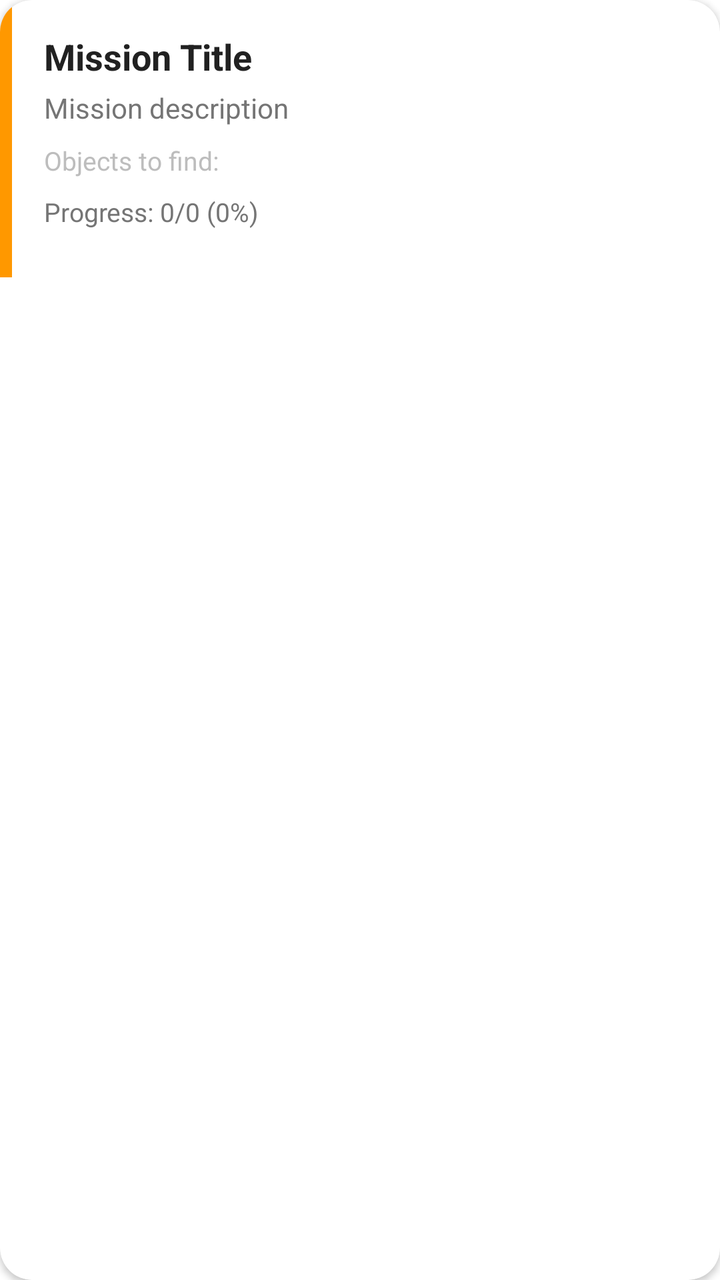
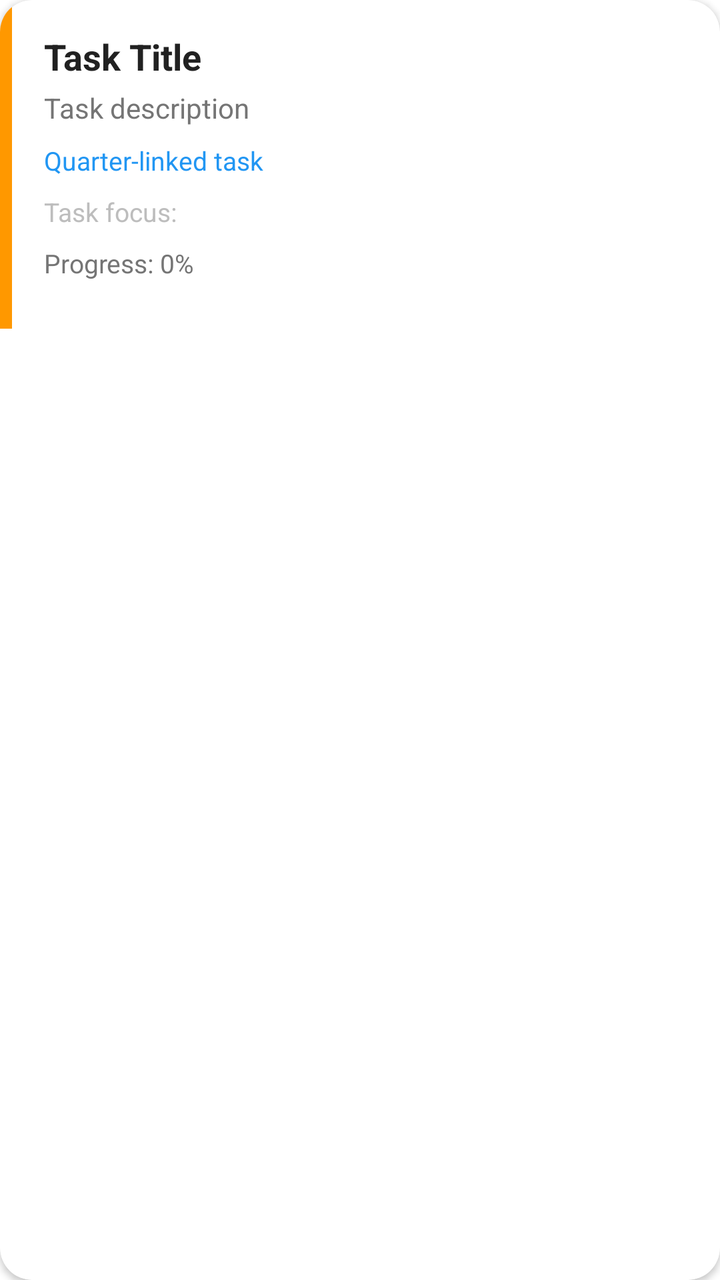

The first picture is an Android layout as it rendered before a commit; the second is the same layout after the commit. The layout source and the unified diff follow.
<!-- AndroidManifest.xml: application theme Theme.ScanLearnAR -->
<!-- res/layout/item_mission.xml -->
<?xml version="1.0" encoding="utf-8"?>
<androidx.cardview.widget.CardView xmlns:android="http://schemas.android.com/apk/res/android"
    xmlns:app="http://schemas.android.com/apk/res-auto"
    android:layout_width="match_parent"
    android:layout_height="wrap_content"
    android:layout_marginBottom="12dp"
    app:cardCornerRadius="16dp"
    app:cardElevation="2dp"
    android:foreground="?attr/selectableItemBackground">

    <LinearLayout
        android:layout_width="match_parent"
        android:layout_height="wrap_content"
        android:orientation="horizontal">

        <View
            android:layout_width="6dp"
            android:layout_height="match_parent"
            android:minHeight="80dp"
            android:background="@color/mission" />

        <LinearLayout
            android:layout_width="match_parent"
            android:layout_height="wrap_content"
            android:orientation="vertical"
            android:padding="16dp">

            <TextView
                android:id="@+id/tvTitle"
                android:layout_width="wrap_content"
                android:layout_height="wrap_content"
                android:text="Mission Title"
                android:textSize="18sp"
                android:textStyle="bold"
                android:textColor="@color/text_primary"
                android:layout_marginBottom="4dp" />

            <TextView
                android:id="@+id/tvDescription"
                android:layout_width="wrap_content"
                android:layout_height="wrap_content"
                android:text="Mission description"
                android:textSize="14sp"
                android:textColor="@color/text_secondary"
                android:layout_marginBottom="8dp" />

            <TextView
                android:id="@+id/tvObjects"
                android:layout_width="wrap_content"
                android:layout_height="wrap_content"
                android:text="Objects to find:"
                android:textSize="13sp"
                android:textColor="@color/text_light"
                android:layout_marginBottom="8dp" />

            <TextView
                android:id="@+id/tvProgress"
                android:layout_width="wrap_content"
                android:layout_height="wrap_content"
                android:text="Progress: 0/0 (0%)"
                android:textSize="13sp"
                android:textColor="@color/text_secondary"
                android:layout_marginBottom="8dp" />

            <TextView
                android:id="@+id/tvCompleted"
                android:layout_width="wrap_content"
                android:layout_height="wrap_content"
                android:text="✓  Completed!"
                android:textSize="13sp"
                android:textStyle="bold"
                android:textColor="@android:color/white"
                android:background="@drawable/bg_badge_success"
                android:paddingHorizontal="12dp"
                android:paddingVertical="4dp"
                android:visibility="gone" />
        </LinearLayout>
    </LinearLayout>
</androidx.cardview.widget.CardView>
<!-- resources referenced by this layout -->
<resources>
  <color name="mission">#FF9800</color>
  <color name="text_light">#BDBDBD</color>
  <color name="text_primary">#212121</color>
  <color name="text_secondary">#757575</color>
  <!-- drawable bg_badge_success (drawable) -->
  <?xml version="1.0" encoding="utf-8"?>
  <shape xmlns:android="http://schemas.android.com/apk/res/android" android:shape="rectangle">
      <solid android:color="#4CAF50" />
      <corners android:radius="20dp" />
  </shape>
  <style name="Theme.ScanLearnAR" parent="Theme.MaterialComponents.DayNight.DarkActionBar">
          <item name="colorPrimary">@color/primary</item>
          <item name="colorPrimaryVariant">@color/primary_dark</item>
          <item name="colorOnPrimary">@android:color/white</item>
          <item name="android:statusBarColor">@color/primary_dark</item>
          <item name="android:windowFullscreen">false</item>
          <item name="android:windowDrawsSystemBarBackgrounds">true</item>
          <item name="android:windowLayoutInDisplayCutoutMode">never</item>
          <item name="android:windowLightStatusBar">true</item>
      </style>
  <color name="primary">#2196F3</color>
  <color name="primary_dark">#1976D2</color>
</resources>

<!-- the commit's change to res/layout/item_mission.xml (unified diff, before → after) -->
@@ -4,9 +4,9 @@
     android:layout_width="match_parent"
     android:layout_height="wrap_content"
     android:layout_marginBottom="12dp"
+    android:foreground="?attr/selectableItemBackground"
     app:cardCornerRadius="16dp"
-    app:cardElevation="2dp"
-    android:foreground="?attr/selectableItemBackground">
+    app:cardElevation="2dp">
 
     <LinearLayout
         android:layout_width="match_parent"
@@ -29,50 +29,59 @@
                 android:id="@+id/tvTitle"
                 android:layout_width="wrap_content"
                 android:layout_height="wrap_content"
-                android:text="Mission Title"
+                android:layout_marginBottom="4dp"
+                android:text="Task Title"
+                android:textColor="@color/text_primary"
                 android:textSize="18sp"
-                android:textStyle="bold"
-                android:textColor="@color/text_primary"
-                android:layout_marginBottom="4dp" />
+                android:textStyle="bold" />
 
             <TextView
                 android:id="@+id/tvDescription"
                 android:layout_width="wrap_content"
                 android:layout_height="wrap_content"
-                android:text="Mission description"
-                android:textSize="14sp"
+                android:layout_marginBottom="8dp"
+                android:text="Task description"
                 android:textColor="@color/text_secondary"
-                android:layout_marginBottom="8dp" />
+                android:textSize="14sp" />
+
+            <TextView
+                android:id="@+id/tvCurriculum"
+                android:layout_width="wrap_content"
+                android:layout_height="wrap_content"
+                android:layout_marginBottom="8dp"
+                android:text="Quarter-linked task"
+                android:textColor="@color/primary"
+                android:textSize="13sp" />
 
             <TextView
                 android:id="@+id/tvObjects"
                 android:layout_width="wrap_content"
                 android:layout_height="wrap_content"
-                android:text="Objects to find:"
-                android:textSize="13sp"
+                android:layout_marginBottom="8dp"
+                android:text="Task focus:"
                 android:textColor="@color/text_light"
-                android:layout_marginBottom="8dp" />
+                android:textSize="13sp" />
 
             <TextView
                 android:id="@+id/tvProgress"
                 android:layout_width="wrap_content"
                 android:layout_height="wrap_content"
-                android:text="Progress: 0/0 (0%)"
-                android:textSize="13sp"
+                android:layout_marginBottom="8dp"
+                android:text="Progress: 0%"
                 android:textColor="@color/text_secondary"
-                android:layout_marginBottom="8dp" />
+                android:textSize="13sp" />
 
             <TextView
                 android:id="@+id/tvCompleted"
                 android:layout_width="wrap_content"
                 android:layout_height="wrap_content"
-                android:text="✓  Completed!"
-                android:textSize="13sp"
-                android:textStyle="bold"
-                android:textColor="@android:color/white"
                 android:background="@drawable/bg_badge_success"
                 android:paddingHorizontal="12dp"
                 android:paddingVertical="4dp"
+                android:text="Completed"
+                android:textColor="@android:color/white"
+                android:textSize="13sp"
+                android:textStyle="bold"
                 android:visibility="gone" />
         </LinearLayout>
     </LinearLayout>
